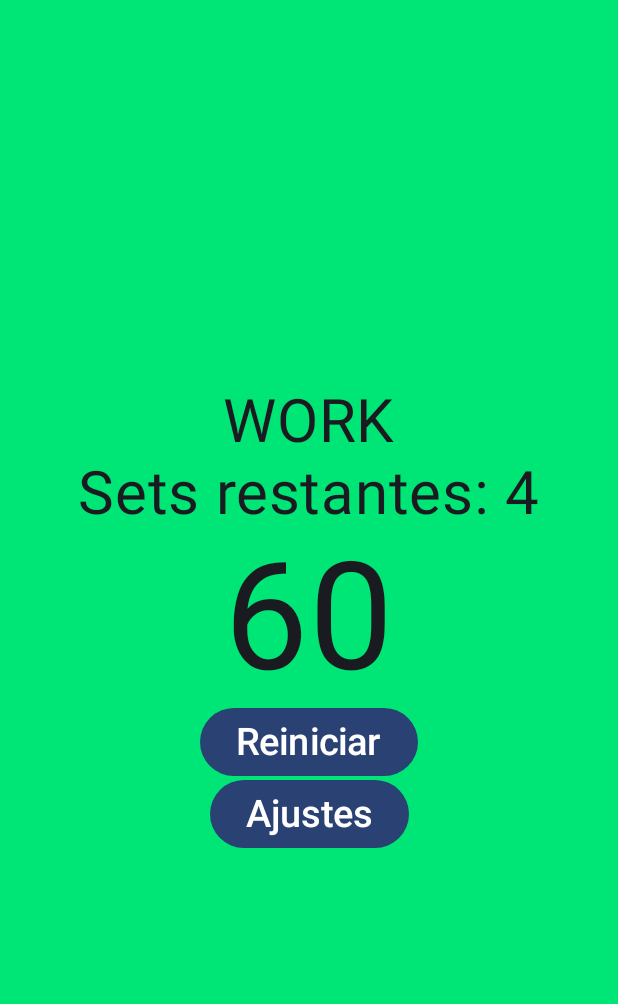
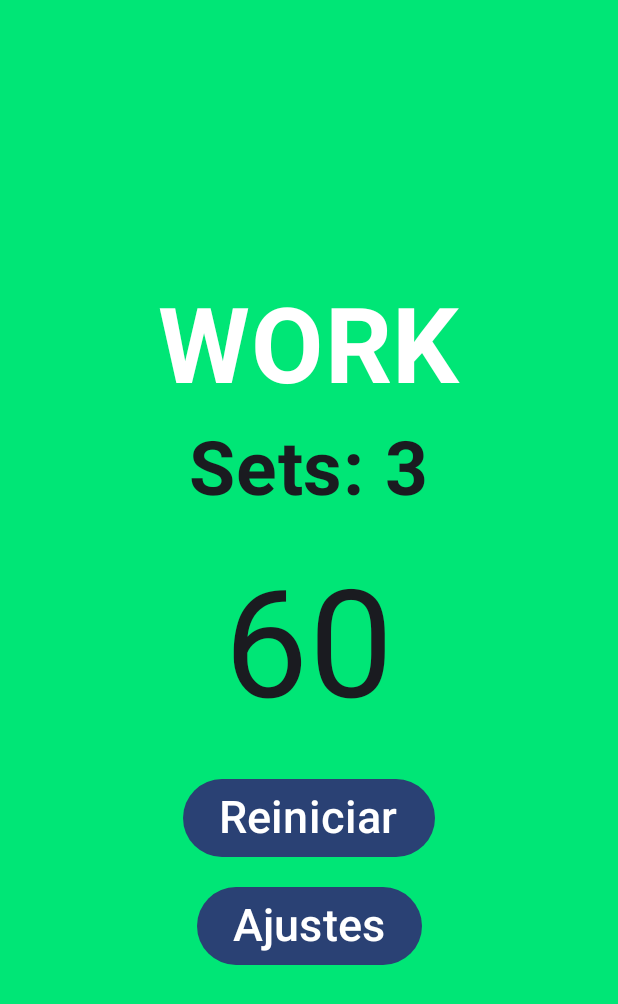
Before and after one commit to fmoorenoo/hiitTimer, an Android app built with Jetpack Compose: the screen it shows after launch (MainActivity), after a tap on "Start", on a phone screen of 412 x 824 dp. Shown: the top 1004 px of the screen. Run offline under Robolectric (Android 15) with nearby library versions, the phone set to English and light mode, and no system bars.

```diff
--- a/app/src/main/java/org/iesharia/hiittimer/MainActivity.kt
+++ b/app/src/main/java/org/iesharia/hiittimer/MainActivity.kt
@@ -14,6 +14,9 @@ import androidx.compose.ui.unit.dp
 import androidx.compose.ui.unit.sp
 import org.iesharia.hiittimer.ui.theme.HiitTimerTheme
 import androidx.compose.ui.graphics.Color
+import androidx.compose.material3.Button
+import androidx.compose.material3.ButtonDefaults
+import androidx.compose.ui.text.font.FontWeight
 
 
 class MainActivity : ComponentActivity() {
@@ -86,7 +89,7 @@ fun ConfigScreen(modifier: Modifier = Modifier) {
             }
         } else {
             CounterScreen(
-                sets = sets + 1,
+                sets = sets,
                 work = work + 1,
                 rest = rest + 1,
                 volver = { mostrar = true }
@@ -158,20 +161,25 @@ fun CounterScreen(sets: Int, work: Int, rest: Int, volver: () -> Unit) {
         horizontalAlignment = Alignment.CenterHorizontally
     ) {
         if (fase != "Finish") {
-            Text(text = fase, fontSize = 40.sp)
-            Text(text = "Sets restantes: $setActual", fontSize = 40.sp)
-            Text(text = "$restante", fontSize = 100.sp)
+            Text(
+                text = fase, fontSize = 70.sp,
+                fontWeight = FontWeight.Bold,
+                color = Color.White,
+                modifier = Modifier.padding(10.dp, 10.dp)
+            )
+            Text(text = "Sets: $setActual", fontSize = 50.sp, fontWeight = FontWeight.Bold)
+            Text(text = "$restante", fontSize = 100.sp, modifier = Modifier.padding(10.dp, 30.dp))
 
             Button(onClick = { reiniciar() }) {
-                Text(text = "Reiniciar", fontSize = 25.sp)
+                Text(text = "Reiniciar", fontSize = 30.sp)
             }
-
+            Spacer(modifier = Modifier.padding(10.dp, 10.dp))
             Button(onClick = { volver() }) {
-                Text(text = "Ajustes", fontSize = 25.sp)
+                Text(text = "Ajustes", fontSize = 30.sp)
             }
 
         } else {
-            Text(text = "¡Tabata completado!", fontSize = 40.sp)
+            Text(text = "¡Tabata completado!", fontSize = 40.sp, modifier = Modifier.padding(10.dp, 40.dp))
 
             Button(onClick = { reiniciar() }) {
                 Text(text = "Reiniciar Tábata", fontSize = 25.sp)
```
